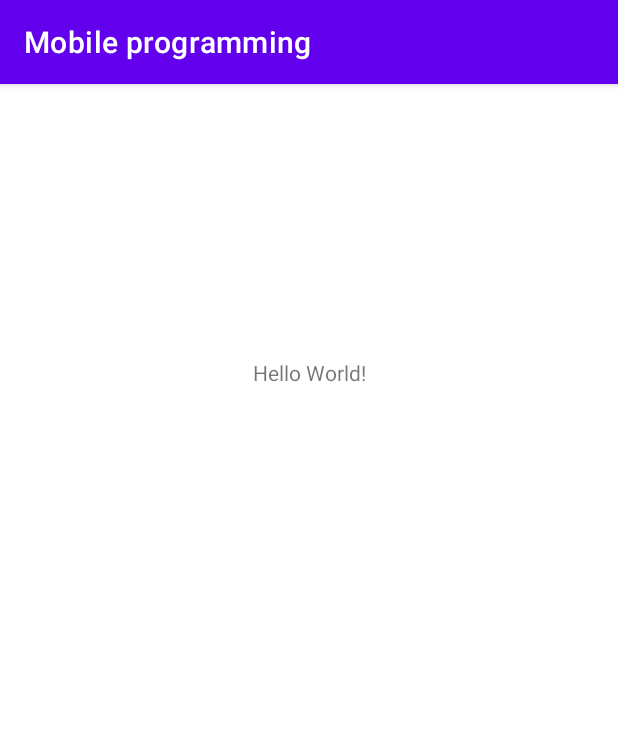
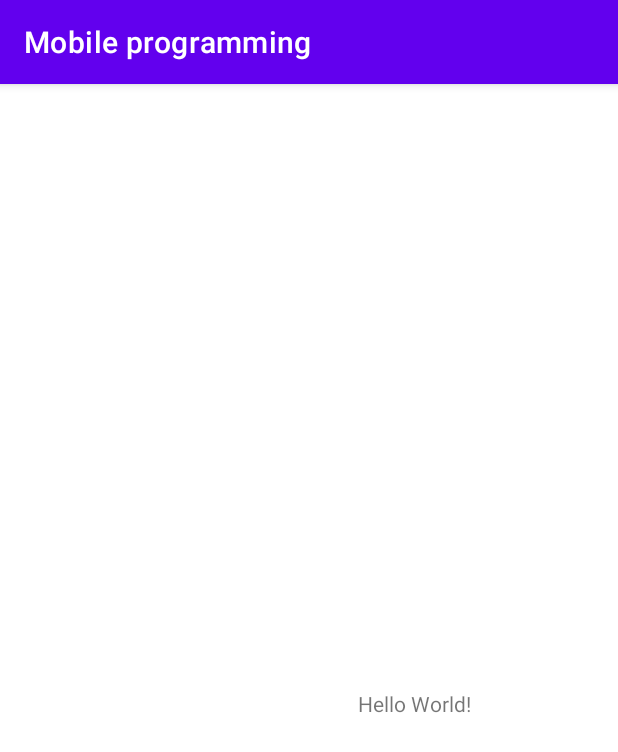
Before and after one commit to AlessandroS01/Polimarche, an Android app: the screen it shows after launch (MainActivity), on a phone screen of 412 x 824 dp. Shown: the top 752 px of the screen. Run offline under Robolectric (Android 15) with nearby library versions, the phone set to English and light mode, and no system bars.

Commit message:
Commit Segs

```diff
--- a/app/src/main/res/layout/activity_main.xml
+++ b/app/src/main/res/layout/activity_main.xml
@@ -14,6 +14,7 @@
             app:layout_constraintEnd_toEndOf="parent"
             app:layout_constraintStart_toStartOf="parent"
             app:layout_constraintTop_toTopOf="parent"
-        app:layout_constraintVertical_bias="0.244" />
+            app:layout_constraintVertical_bias="0.539"
+            app:layout_constraintHorizontal_bias="0.709" />
 
 </androidx.constraintlayout.widget.ConstraintLayout>
```
Lines whose indentation alone changed are shown as unchanged.
